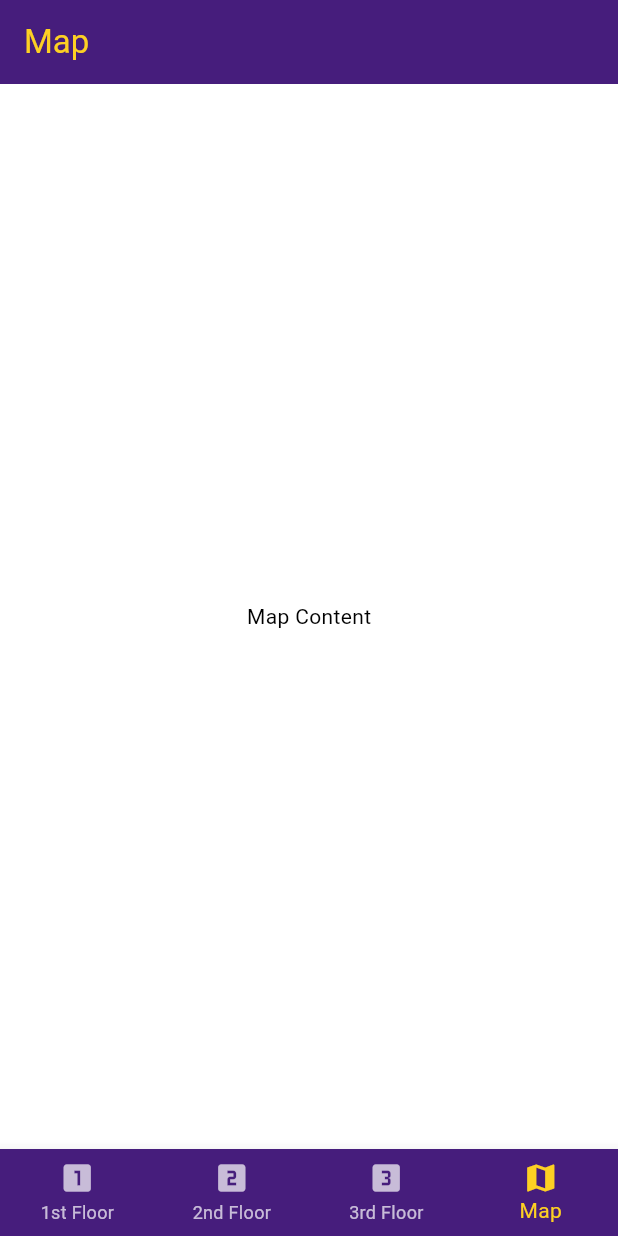
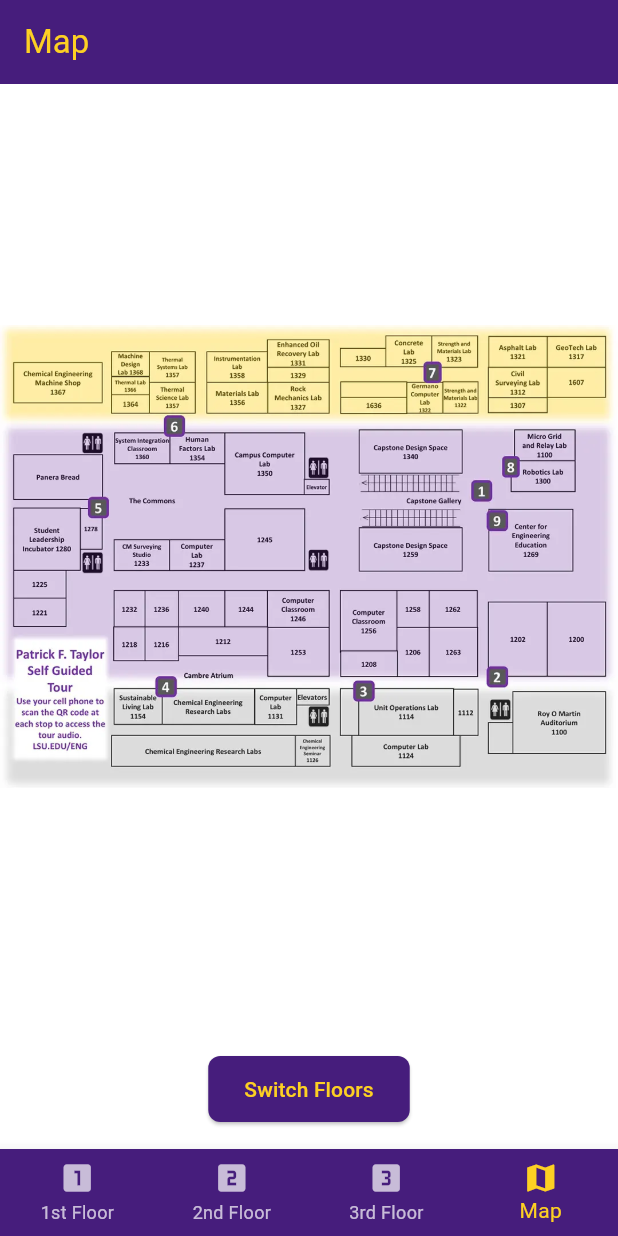
Before and after one commit to dor8d0/Branded-PFT-Scavenger-Hunt, a Flutter app: the screen it shows after launch, item 4 of the bottom bar chosen, on a phone screen of 412 x 824 dp. Run offline on Flutter 3.47's test engine with Material 3 defaults, Android fonts, the phone set to English and light mode, and no system bars.

Commit message:
Adds map images to map page with a switch button

```diff
--- a/branded_pft_scavenger_hunt/lib/pages/map_page.dart
+++ b/branded_pft_scavenger_hunt/lib/pages/map_page.dart
@@ -1,7 +1,20 @@
 import 'package:flutter/material.dart';
 
-class MapPage extends StatelessWidget {
+class MapPage extends StatefulWidget {
   const MapPage({super.key});
+
+  @override
+  State<MapPage> createState() => _MapPageState();
+}
+
+class _MapPageState extends State<MapPage> {
+  bool _isFirstFloor = true;
+
+  void _toggleFloor() {
+    setState(() {
+      _isFirstFloor = !_isFirstFloor;
+    });
+  }
 
   @override
   Widget build(BuildContext context) {
@@ -9,8 +22,26 @@ class MapPage extends StatelessWidget {
       appBar: AppBar(
         title: const Text('Map'),
       ),
-      body: const Center(
-        child: Text('Map Content'),
+      body: Column(
+        children: [
+          Expanded(
+            child: InteractiveViewer(
+              minScale: 0.5,
+              maxScale: 4.0,
+              child: Image.asset(
+                _isFirstFloor ? 'images/pftmap1.webp' : 'images/pftmap2.webp',
+                fit: BoxFit.contain,
+              ),
+            ),
+          ),
+          Padding(
+            padding: const EdgeInsets.all(16.0),
+            child: ElevatedButton(
+              onPressed: _toggleFloor,
+              child: const Text('Switch Floors'),
+            ),
+          ),
+        ],
       ),
     );
   }
```
